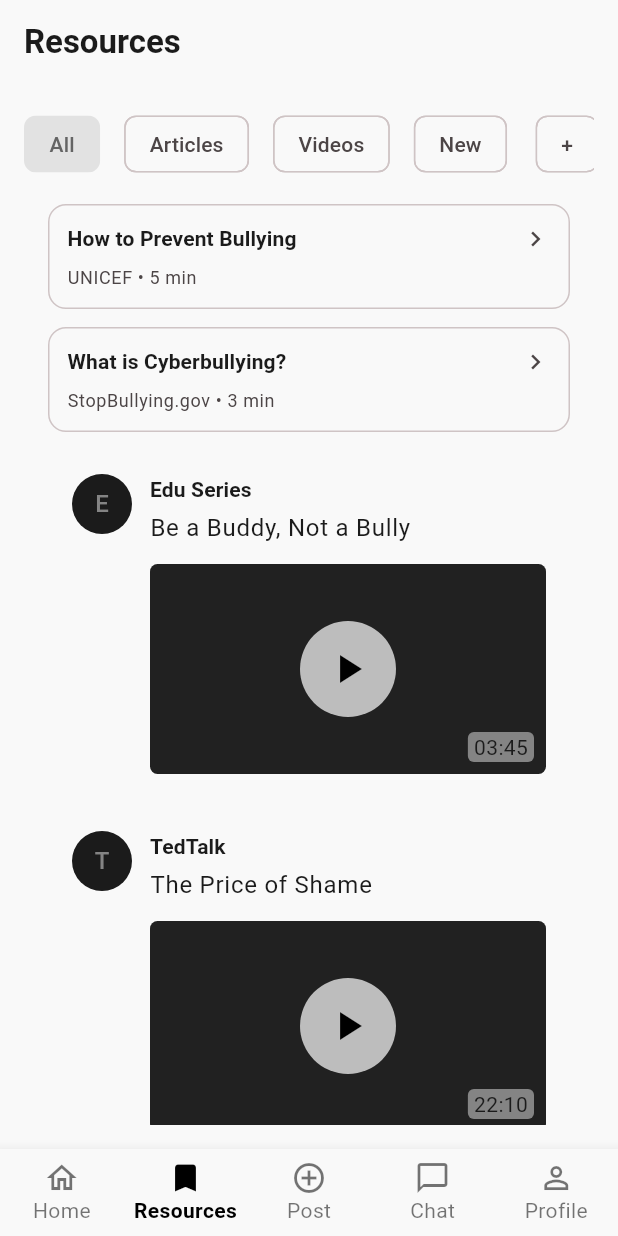
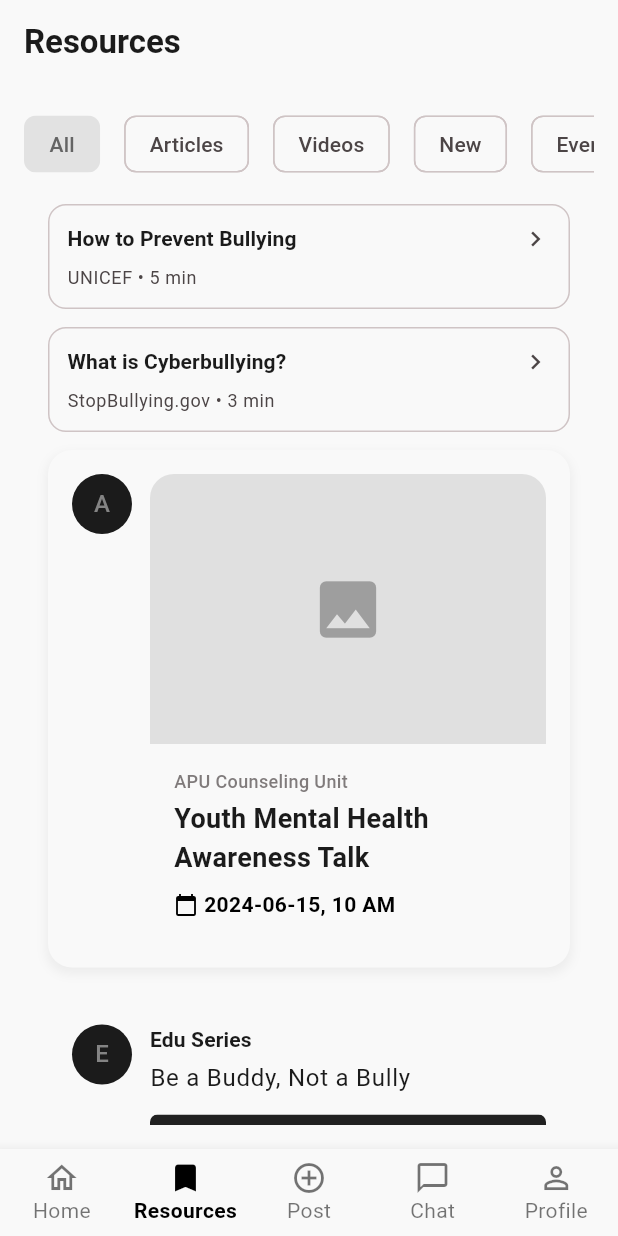
Before and after one commit to wei-leong/anti-bully-flutter-app, a Flutter app: the screen it shows after launch, item 2 of the bottom bar chosen, on a phone screen of 412 x 824 dp. Run offline on Flutter 3.47's test engine with Material 3 defaults, Android fonts, the phone set to English and light mode, and no system bars; our stand-ins replace gap, google_fonts.

Commit message:
Add event poster_page

```diff
--- a/lib/features/conselor/resources/screens/resources_screen.dart
+++ b/lib/features/conselor/resources/screens/resources_screen.dart
@@ -1,6 +1,7 @@
 import 'package:apu_assignment/core/theme/sizes.dart';
 import 'package:apu_assignment/features/conselor/data/resource_item.dart';
 import 'package:apu_assignment/features/conselor/resources/widgets/artical_tile.dart';
+import 'package:apu_assignment/features/conselor/resources/widgets/event_poster.dart';
 import 'package:apu_assignment/features/conselor/resources/widgets/video_cart.dart';
 import 'package:flutter/material.dart';
 
@@ -13,7 +14,7 @@ class ResourceScreen extends StatefulWidget {
 
 class _ResourceScreenState extends State<ResourceScreen> {
   String _selectedFilters = "All";
-  final List<String> _filters = ["All", "Articles", "Videos", "New", "+"];
+  final List<String> _filters = ["All", "Articles", "Videos", "New", "Event"];
 
   // Mock Data
   // TODO : Remove after finishing Part 1
@@ -31,6 +32,13 @@ class _ResourceScreenState extends State<ResourceScreen> {
       durationOrSize: "3 min",
     ),
     ResourceItem(
+      title: "Youth Mental Health Awareness Talk",
+      source: "APU Counseling Unit",
+      type: "event", // 新增一个类型 "event"
+      durationOrSize: "2024-06-15, 10 AM", // 可以是日期时间
+      imageUrl: "https://example.com/youth_talk_poster.jpg", // 假设有一个图片链接
+    ),
+    ResourceItem(
       title: "Be a Buddy, Not a Bully",
       source: "Edu Series",
       type: "video",
@@ -41,7 +49,7 @@ class _ResourceScreenState extends State<ResourceScreen> {
       source: "TedTalk",
       type: "video",
       durationOrSize: "22:10",
-    ),
+    )
   ];
 
   @override
@@ -123,7 +131,12 @@ class _ResourceScreenState extends State<ResourceScreen> {
                       padding: const EdgeInsets.only(bottom: 6.0),
                       child: VideoCard(resourceItem: item),
                     );
-                  } else {
+                  } else if (item.type == "event"){
+                      return Padding(
+                        padding: const  EdgeInsets.only(bottom: 6.0),
+                        child: EventPosterCard(resourceItem:  item),
+                    );
+                  }else {
                     return Padding(
                       padding: const EdgeInsets.only(bottom: 12.0),
                       child: ArticleTile(resourceItem: item),
--- /dev/null
+++ b/lib/features/conselor/resources/widgets/event_poster.dart
@@ -0,0 +1,132 @@
+import 'package:apu_assignment/core/theme/sizes.dart';
+import 'package:apu_assignment/features/conselor/data/resource_item.dart';
+import 'package:flutter/material.dart';
+
+class EventPosterCard extends StatelessWidget {
+  final ResourceItem resourceItem;
+  // 您可以根据需要添加一个图片的URL或Asset路径
+  final String? imageUrl; // 假设 ResourceItem 中没有图片URL，这里独立传入
+
+  const EventPosterCard({
+    super.key,
+    required this.resourceItem,
+    this.imageUrl, // 允许传入图片URL，如果没有则显示一个占位符
+  });
+
+  @override
+  Widget build(BuildContext context) {
+    final colorScheme = Theme.of(context).colorScheme;
+
+    return Container(
+      margin: const EdgeInsets.only(bottom: kDefaultPadding), // 提供底部间距
+      decoration: BoxDecoration(
+        color: colorScheme.surfaceVariant, // 浅色背景，与主题匹配
+        borderRadius: BorderRadius.circular(kDefaultRadius), // 圆角
+        boxShadow: [
+          BoxShadow(
+            color: Colors.black.withOpacity(0.05),
+            spreadRadius: 1,
+            blurRadius: 5,
+            offset: const Offset(0, 3), // 阴影效果
+          ),
+        ],
+      ),
+      clipBehavior: Clip.antiAlias,
+      padding: const EdgeInsets.all(kDefaultPadding),
+      child: Row(
+        crossAxisAlignment: CrossAxisAlignment.start,
+        children: [
+          CircleAvatar(
+            radius: 20,
+            child: Text(resourceItem.source[0]),
+          ),
+          const SizedBox(width: 12),
+
+      Expanded(
+        child: ClipRRect(
+        borderRadius: BorderRadius.circular(kDefaultRadius),
+        child: Column(
+          crossAxisAlignment: CrossAxisAlignment.start,
+          children: [
+            // 图片部分
+            imageUrl != null && imageUrl!.isNotEmpty
+                ? Image.network(
+                    imageUrl!,
+                    height: 180, // 海报图片高度
+                    width: double.infinity,
+                    fit: BoxFit.cover, // 填充并裁剪
+                    // 如果图片加载失败，显示一个占位符
+                    errorBuilder: (context, error, stackTrace) => Container(
+                      height: 180,
+                      width: double.infinity,
+                      color: Colors.grey[300],
+                      child: const Icon(Icons.broken_image, size: 50, color: Colors.grey),
+                    ),
+                  )
+                : Container(
+                    height: 180,
+                    width: double.infinity,
+                    color: Colors.grey[300], // 占位背景色
+                    child: const Center(
+                      child: Icon(Icons.image, size: 50, color: Colors.grey),
+                    ),
+                  ),
+
+            // 文字信息部分
+            Padding(
+              padding: const EdgeInsets.all(kDefaultPadding),
+              child: Column(
+                crossAxisAlignment: CrossAxisAlignment.start,
+                children: [
+                  // 来源/发布者
+                  Text(
+                    resourceItem.source,
+                    style: TextStyle(
+                      fontSize: 12,
+                      color: colorScheme.onSurfaceVariant.withOpacity(0.7),
+                      fontWeight: FontWeight.w500,
+                    ),
+                  ),
+                  const SizedBox(height: 4),
+                  // 标题
+                  Text(
+                    resourceItem.title,
+                    style: TextStyle(
+                      fontSize: 18,
+                      fontWeight: FontWeight.bold,
+                      color: colorScheme.onSurface,
+                    ),
+                    maxLines: 2, // 标题最多显示两行
+                    overflow: TextOverflow.ellipsis, // 超出部分显示省略号
+                  ),
+                  // 您可能还需要显示 durationOrSize，但对于 Event Poster 来说，这可能更像是“活动日期”或“规模”
+                  // 如果 resourceItem.durationOrSize 代表活动日期，可以这样显示：
+                  if (resourceItem.durationOrSize.isNotEmpty) ...[
+                    const SizedBox(height: 8),
+                    Row(
+                      children: [
+                        Icon(Icons.calendar_today, size: 16, color: colorScheme.primary),
+                        const SizedBox(width: 4),
+                        Text(
+                          resourceItem.durationOrSize, // 假设这里是日期或地点信息
+                          style: TextStyle(
+                            fontSize: 14,
+                            color: colorScheme.primary,
+                            fontWeight: FontWeight.w600,
+                          ),
+                        ),
+                      ],
+                    ),
+                  ],
+                ],
+              ),
+            ),
+          ],
+        ),
+      ),
+    )
+        ]
+      )
+    );
+  }
+}
```
Also changed, not shown: lib/features/post/screens/post_screen.dart (+0 -141 lines).
